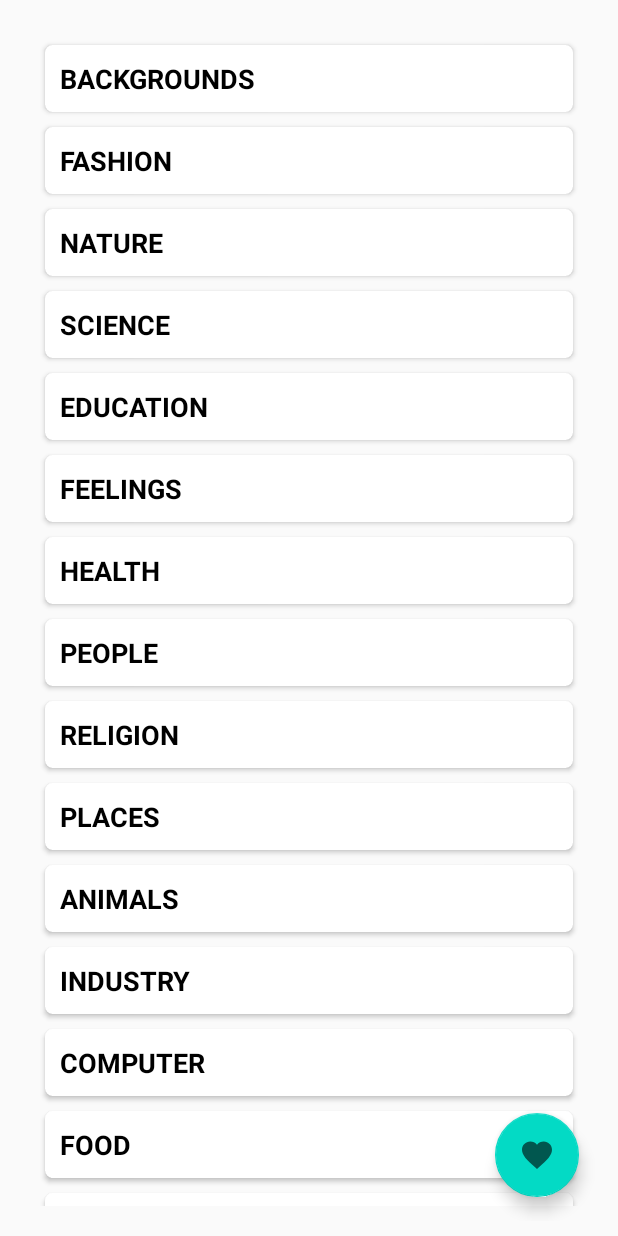
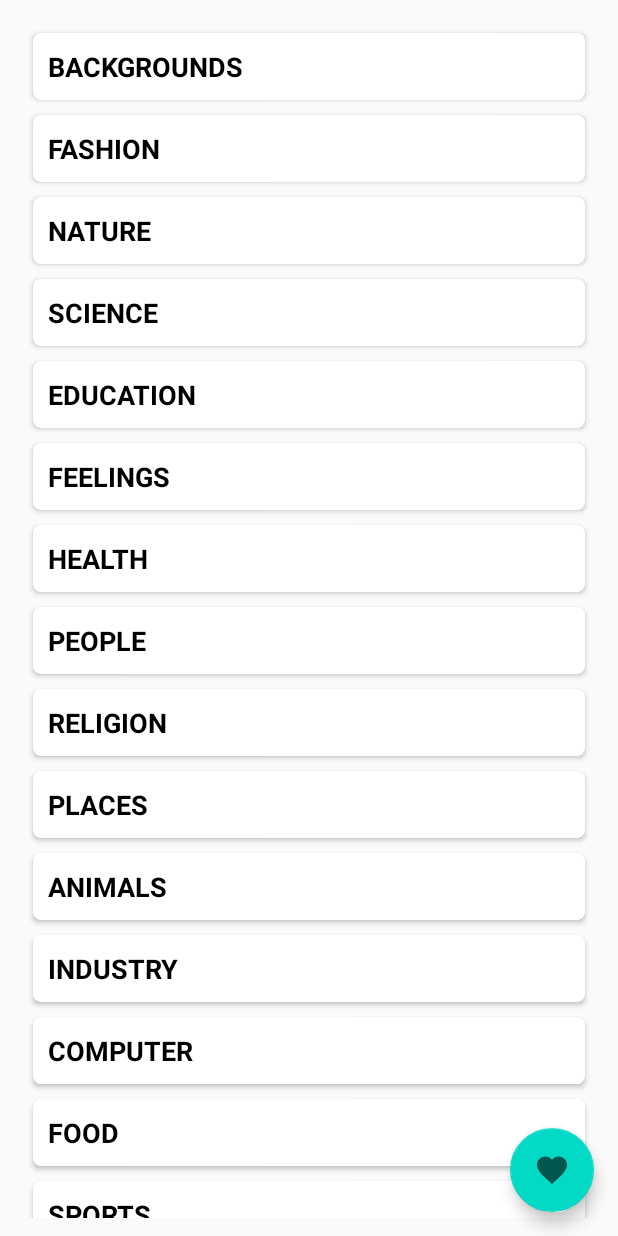
Before and after one commit to rajjadon/WallpaperDemoAssignment, an Android app: the screen it shows after launch (WallpapersHomeScreen), on a phone screen of 412 x 824 dp. Run offline under Robolectric (Android 15) with nearby library versions, the phone set to English and light mode, and no system bars; our stand-ins replace Picasso, data binding; network calls fail; pictures from the network do not load; 1 statement that could not run was skipped.

Commit message:
final touch up

```diff
--- a/app/src/main/AndroidManifest.xml
+++ b/app/src/main/AndroidManifest.xml
@@ -14,7 +14,7 @@
         android:supportsRtl="true"
         android:theme="@style/AppTheme"
         android:usesCleartextTraffic="true">
-        <activity android:name=".ui.favoriteList.FavoriteImageList"></activity>
+        <activity android:name=".ui.favoriteList.FavoriteImageList"/>
         <activity android:name=".ui.categoryWallpaper.CategoryWallpaper" />
         <activity android:name=".ui.homeScreen.WallpapersHomeScreen" />
         <activity android:name=".ui.splash.MainActivity">
--- /dev/null
+++ b/app/src/main/java/org/school/demoapp/CustomBindAdapter.kt
@@ -0,0 +1,13 @@
+package org.school.demoapp
+
+import android.widget.ImageView
+import androidx.databinding.BindingAdapter
+import com.squareup.picasso.Picasso
+
+object CustomBindAdapter {
+    @JvmStatic
+    @BindingAdapter("loadImage")
+    fun loadImage(imageView: ImageView?, imageUrl: String?) {
+        Picasso.get().load(imageUrl).into(imageView)
+    }
+}
--- a/app/src/main/java/org/school/demoapp/ui/categoryWallpaper/CategoryWallpaper.kt
+++ b/app/src/main/java/org/school/demoapp/ui/categoryWallpaper/CategoryWallpaper.kt
@@ -10,8 +10,8 @@ import androidx.databinding.DataBindingUtil
 import androidx.lifecycle.Observer
 import androidx.lifecycle.ViewModelProvider
 import org.school.demoapp.AppConstant
-import org.school.demoapp.AppConstant.STORAGE_REQUEST
-import org.school.demoapp.AppConstant.category
+import org.school.demoapp.AppConstant.Companion.STORAGE_REQUEST
+import org.school.demoapp.AppConstant.Companion.category
 import org.school.demoapp.Downloader
 import org.school.demoapp.R
 import org.school.demoapp.data.local.DataBaseHandler
--- a/app/src/main/java/org/school/demoapp/ui/homeScreen/WallpapersHomeScreen.kt
+++ b/app/src/main/java/org/school/demoapp/ui/homeScreen/WallpapersHomeScreen.kt
@@ -7,7 +7,7 @@ import androidx.databinding.DataBindingUtil
 import androidx.lifecycle.ViewModelProvider
 import kotlinx.android.synthetic.main.activity_wallpapers_home_screen.*
 import org.school.demoapp.AppConstant
-import org.school.demoapp.AppConstant.category
+import org.school.demoapp.AppConstant.Companion.category
 import org.school.demoapp.R
 import org.school.demoapp.data.local.DataBaseHandler
 import org.school.demoapp.data.network.model.FavImageList
--- a/app/src/main/java/org/school/demoapp/ui/splash/MainActivity.kt
+++ b/app/src/main/java/org/school/demoapp/ui/splash/MainActivity.kt
@@ -11,6 +11,7 @@ import com.squareup.picasso.Picasso
 import org.school.demoapp.R
 import org.school.demoapp.databinding.ActivityMainBinding
 import org.school.demoapp.ui.homeScreen.WallpapersHomeScreen
+import java.util.*
 
 class MainActivity : AppCompatActivity()
 {
@@ -25,15 +26,19 @@ class MainActivity : AppCompatActivity()
         setHandler()
 
         if ( ::mainViewModel.isInitialized )
-
+        {
+            val random = Random()
+            val randomIndex: Int = random.nextInt(10 ) + 1
             mainViewModel.wallpapers.observe(this, Observer {
 
-                it?.wallPaperLists?.get(1)?.largeImageURL?.let { image ->
+                it?.wallPaperLists?.get( randomIndex )?.largeImageURL?.let { image ->
 
-                    Picasso.get().load(image).into(activityMainBinding.image)
+                    activityMainBinding.imageUrl = image
+                    //Picasso.get().load(image).into(activityMainBinding.image)
 
                 }
             })
+        }
     }
 
     private fun setHandler()
@@ -41,6 +46,7 @@ class MainActivity : AppCompatActivity()
        val handler = Handler()
         val r = Runnable {
             startActivity(Intent(this@MainActivity, WallpapersHomeScreen::class.java))
+            finish()
         }
         handler.postDelayed(r, 3000)
     }
--- a/app/src/main/res/layout/activity_wallpapers_home_screen.xml
+++ b/app/src/main/res/layout/activity_wallpapers_home_screen.xml
@@ -7,7 +7,6 @@
     <RelativeLayout
         android:layout_width="match_parent"
         android:layout_height="match_parent"
-        android:layout_margin="10dp"
         android:orientation="vertical">
 
         <androidx.recyclerview.widget.RecyclerView
@@ -15,7 +14,8 @@
             android:layout_width="match_parent"
             android:layout_height="match_parent"
             android:orientation="vertical"
-            android:padding="10dp"
+            android:layout_margin="10dp"
+            android:padding="2dp"
             app:layoutManager="androidx.recyclerview.widget.LinearLayoutManager"/>
 
         <com.google.android.material.floatingactionbutton.FloatingActionButton
--- a/app/src/main/res/layout/no_data.xml
+++ b/app/src/main/res/layout/no_data.xml
@@ -7,12 +7,13 @@
         android:layout_width="match_parent"
         android:layout_height="match_parent"
         android:gravity="center"
+        android:layout_margin="16dp"
         android:visibility="gone"
         android:orientation="vertical">
 
         <ImageView
-            android:layout_width="match_parent"
-            android:layout_height="wrap_content"
+            android:layout_width="150dp"
+            android:layout_height="150dp"
             android:src="@drawable/no_data"/>
 
         <TextView
```
Also changed, not shown: app/src/main/java/org/school/demoapp/AppConstant.java (deleted, +0 -7 lines), app/src/main/java/org/school/demoapp/AppConstant.kt (added, +21 -0 lines), app/src/main/java/org/school/demoapp/CustomBindAdapter.java (deleted, +0 -16 lines), app/src/main/java/org/school/demoapp/data/local/DataBaseHandler.kt (+14 -14 lines), app/src/main/res/drawable/fav_un_fave_selector.xml (deleted, +0 -7 lines), app/src/main/res/layout/activity_main.xml (+9 -1 lines).
